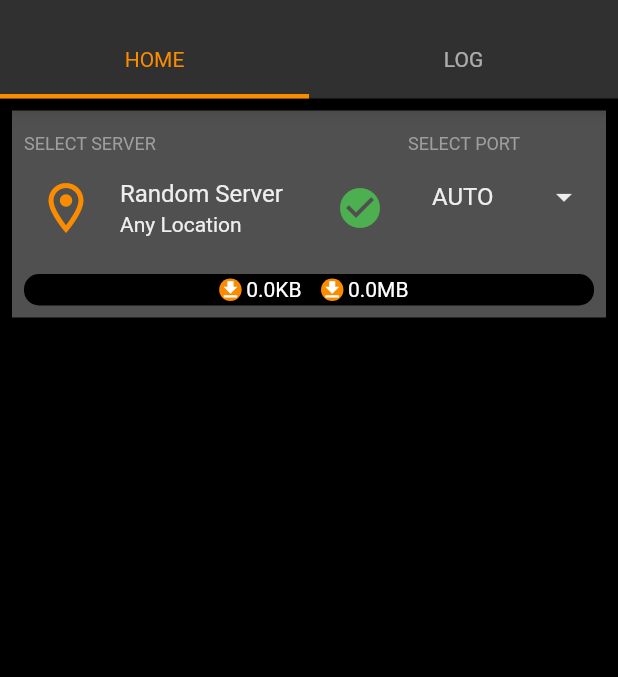
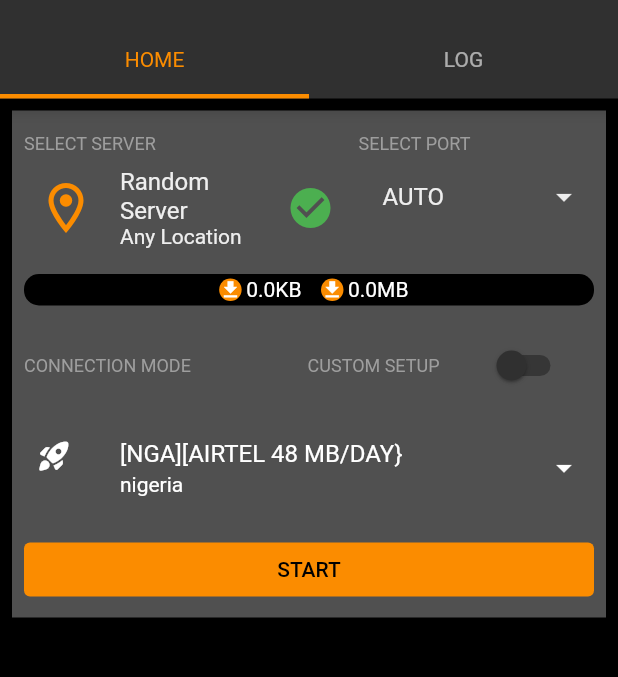
Before and after one commit to adebayoAdesina/Flutter_HA_Tunnel_Plus_UI_Design, a Flutter app: the screen it shows after launch, on a phone screen of 412 x 824 dp, the part 59-736 px from its top. Run offline on Flutter 3.47's test engine with Material 2 defaults, Android fonts, the phone set to English and light mode, and no system bars.

Commit message:
Home Page SwitchListTile fixed

```diff
--- a/lib/Views/Mobile/mobile_home.dart
+++ b/lib/Views/Mobile/mobile_home.dart
@@ -10,6 +10,8 @@
 }
 
 class _MobileHomeState extends State<MobileHome> {
+  bool _isSwitchedOn = false;
+
   @override
   Widget build(BuildContext context) {
     return Padding(
@@ -23,7 +25,7 @@
                 Row(
                   children: [
                     Expanded(
-                      flex: 8,
+                      flex: 7,
                       child: Column(
                         crossAxisAlignment: CrossAxisAlignment.start,
                         children: [
@@ -68,7 +70,7 @@
                       ),
                     ),
                     Expanded(
-                      flex: 4,
+                      flex: 5,
                       child: Column(
                         crossAxisAlignment: CrossAxisAlignment.start,
                         children: [
@@ -94,7 +96,7 @@
                           )
                         ],
                       ),
-                    )
+                    ),
                   ],
                 ),
                 Padding(
@@ -170,6 +172,133 @@
                       ],
                     ),
                   ),
+                ),
+                Padding(
+                  padding: const EdgeInsets.symmetric(
+                    vertical: 4,
+                    horizontal: 8
+                  ),
+                  child: Row(
+                    mainAxisAlignment: MainAxisAlignment.spaceBetween,
+                    children: [
+                      Text(
+                        'CONNECTION MODE',
+                        style: TextStyle(
+                                  color: Colors.grey,
+                                  fontSize: 12
+                                ),
+                      ),
+                      Expanded(
+                        flex: 4,
+                        child: Padding(
+                          padding: EdgeInsets.only(left: MediaQuery.of(context).size.width * 0.15),
+                          child: SwitchListTile(
+                          title: Text(
+                            'CUSTOM SETUP',
+                              style: TextStyle(
+                                  color: Colors.grey,
+                                  fontSize: 12
+                                ),
+                          ),
+                              value: _isSwitchedOn,
+                              onChanged: (bool value){
+                                setState(() {
+                                  _isSwitchedOn = value;
+                                });
+                              },
+                              inactiveThumbColor: appBarColor,
+                              activeColor: drawerColor,
+                            ),
+                        ),
+                      ),
+                    ],
+                  ),
+                ),
+                Container(
+                  child: _isSwitchedOn == true ?
+                  Column(
+                    children: [
+                      const ListTile(
+                        leading: Icon(Icons.rocket_launch_rounded, color: Colors.white,),
+                        title: Text(
+                          'Imported Config',
+                          style: TextStyle(
+                            color: Colors.white
+                          ),
+                        ),
+                        subtitle: Text(
+                          '.HAT File',
+                          style: TextStyle(
+                            color: Colors.white
+                          ),
+                        ),
+                        trailing: Icon(Icons.arrow_drop_down, color: Colors.white,),
+                      ),
+                      Padding(
+                        padding: const EdgeInsets.all(8.0),
+                        child: ElevatedButton(
+                          onPressed: (){},
+                          child: Row(
+                            mainAxisAlignment: MainAxisAlignment.center,
+                            children: const [
+                              Text(
+                                'START',
+                                style: TextStyle(
+                                  color: Colors.black
+                                ),
+                              ),
+                            ],
+                          ),
+                          style: ElevatedButton.styleFrom(
+                            primary: drawerColor,
+                            elevation: 0,
+                          ),
+                        ),
+                      )
+                    ],
+                  )
+                  : Column(
+                    children: [
+                      const ListTile(
+                            leading: Icon(Icons.rocket_launch_rounded, color: Colors.white,),
+                            title: Text(
+                              '[NGA][AIRTEL 48 MB/DAY}',
+                              style: TextStyle(
+                                color: Colors.white
+                              ),
+                            ),
+                            subtitle: Text(
+                              'nigeria',
+                              style: TextStyle(
+                                color: Colors.white
+                              ),
+                            ),
+                            trailing: Icon(Icons.arrow_drop_down, color: Colors.white,),
+                          ),
+                          Padding(
+                        padding: const EdgeInsets.all(8.0),
+                        child: ElevatedButton(
+                          onPressed: (){},
+                          child: Row(
+                            mainAxisAlignment: MainAxisAlignment.center,
+                            children: const [
+                              Text(
+                                'START',
+                                style: TextStyle(
+                                  color: Colors.black
+                                ),
+                              ),
+                            ],
+                          ),
+                          style: ElevatedButton.styleFrom(
+                            primary: drawerColor,
+                            elevation: 0,
+                          ),
+                        ),
+                      )
+                    ],
+                  ),
+
                 )
               ],
             ),
--- a/lib/Views/Mobile/mobile_log.dart
+++ b/lib/Views/Mobile/mobile_log.dart
@@ -1,5 +1,4 @@
 import 'package:flutter/material.dart';
-import 'package:ha_tunnel_plus_ui_design/Color/colors.dart';
 
 class MobileLog extends StatefulWidget {
   const MobileLog({ Key? key }) : super(key: key);
@@ -11,8 +10,8 @@
 class _MobileLogState extends State<MobileLog> {
   @override
   Widget build(BuildContext context) {
-    return Center(
-      child: Icon(Icons.access_alarm_outlined, color: iconColor,),
+    return const Center(
+
     );
   }
 }
```
